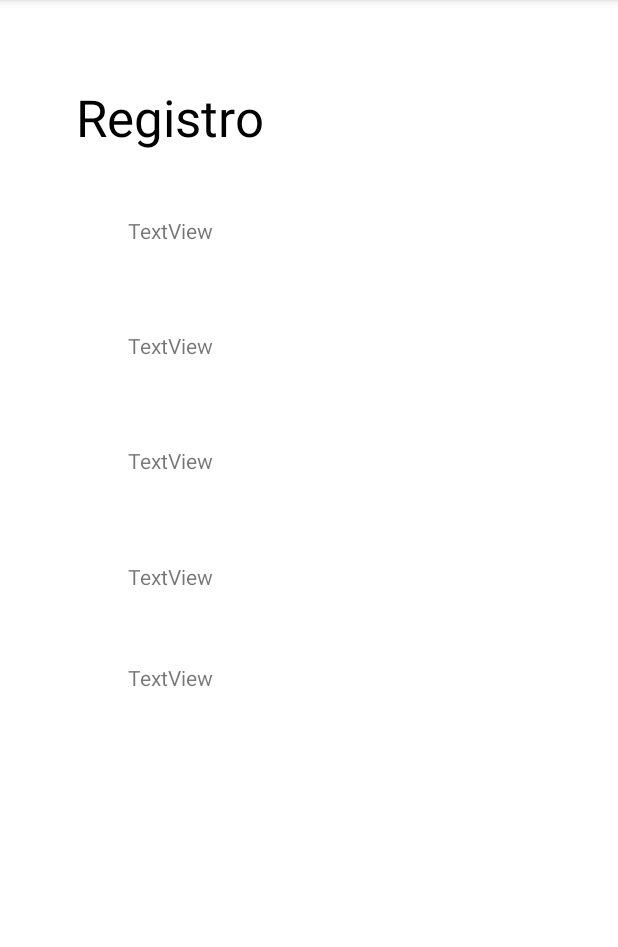
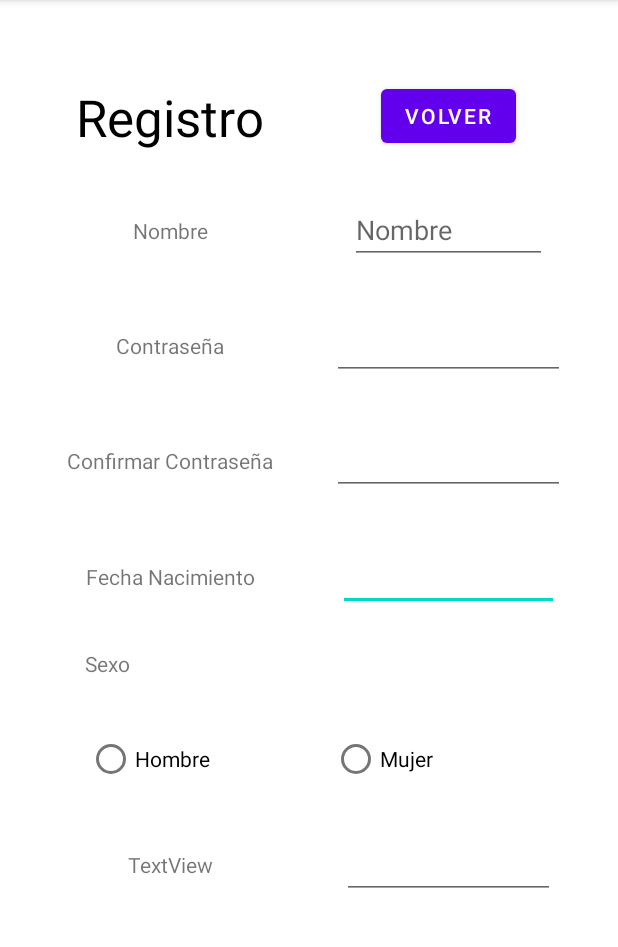
Before and after one commit to dani0214/Spotify-Multimedia-, an Android app: the Registro screen opened directly, with no data from a screen before it, on a phone screen of 412 x 824 dp, the part 84-1031 px from its top. Run offline under Robolectric (Android 15) with nearby library versions, the phone set to English and light mode, and no system bars.

Commit message:
3 Commit

```diff
--- a/app/src/main/java/com/example/sporify/AdminSQL.java
+++ b/app/src/main/java/com/example/sporify/AdminSQL.java
@@ -7,8 +7,6 @@ import android.database.sqlite.SQLiteOpenHelper;
 import androidx.annotation.Nullable;
 
 public class AdminSQL extends SQLiteOpenHelper {
-
-
     public AdminSQL(@Nullable Context context, @Nullable String name, @Nullable SQLiteDatabase.CursorFactory factory, int version) {
         super(context, name, factory, version);
     }
--- a/app/src/main/java/com/example/sporify/MainActivity.java
+++ b/app/src/main/java/com/example/sporify/MainActivity.java
@@ -3,11 +3,17 @@ package com.example.sporify;
 import androidx.appcompat.app.AppCompatActivity;
 
 import android.annotation.SuppressLint;
+import android.app.Activity;
+import android.content.Intent;
+import android.database.sqlite.SQLiteDatabase;
 import android.os.Bundle;
+import android.view.View;
 import android.widget.Button;
 
 public class MainActivity extends AppCompatActivity {
 
+    AdminSQL conexion;
+    SQLiteDatabase BaseDatos;
     private Button login;
     private Button registro;
 
@@ -16,10 +22,21 @@ public class MainActivity extends AppCompatActivity {
     protected void onCreate(Bundle savedInstanceState) {
         super.onCreate(savedInstanceState);
         setContentView(R.layout.activity_main);
+        conexion=new AdminSQL(this, "reproductor", null, 1);
+        BaseDatos = conexion.getWritableDatabase();
+
         login=findViewById(R.id.btLogin);
         registro=findViewById(R.id.btRegistrar);
+        registro.setOnClickListener(new View.OnClickListener() {
+            @Override
+            public void onClick(View v) {
+                ActivityRegistro();
+            }
+        });
+    }
+    public void ActivityRegistro(){
+        Intent registro= new Intent(this, Registro.class);
+        startActivity(registro);
+    }
 
-
-
-    }
 }
--- a/app/src/main/java/com/example/sporify/Registro.java
+++ b/app/src/main/java/com/example/sporify/Registro.java
@@ -2,13 +2,52 @@ package com.example.sporify;
 
 import androidx.appcompat.app.AppCompatActivity;
 
+import android.annotation.SuppressLint;
+import android.database.sqlite.SQLiteDatabase;
 import android.os.Bundle;
+import android.widget.Button;
+import android.widget.TextView;
+import java.util.regex.Matcher;
+import java.util.regex.Pattern;
 
 public class Registro extends AppCompatActivity {
 
+    AdminSQL conexion;
+    SQLiteDatabase BaseDatos;
+    private Button volver;
+
+    TextView textNombre;
+    TextView textPassw;
+    TextView textConfirmarPassw;
+    TextView textEdad;
+    TextView textSexo;
+    TextView textEmail;
+
+    @SuppressLint("MissingInflatedId")
     @Override
     protected void onCreate(Bundle savedInstanceState) {
         super.onCreate(savedInstanceState);
         setContentView(R.layout.activity_registro);
+        conexion=new AdminSQL(this, "reproductor", null, 1);
+        BaseDatos = conexion.getWritableDatabase();
+
+        textNombre=findViewById(R.id.textNombre);
+        textPassw=findViewById(R.id.textPassw);
+        textConfirmarPassw=findViewById(R.id.textConfirmarPassw);
+        textEdad=findViewById(R.id.textEdad);
+        textEmail=findViewById(R.id.textEmail);
+        //textSexo;
+        volver=findViewById(R.id.btVolver);
     }
+
+    public boolean validarForm() {
+        boolean hayError = false;
+        Pattern regexEmail=Pattern.compile("^[_A-Za-z0-9-\\+]+(\\.[_A-Za-z0-9-]+)*@[A-Za-z0-9-]+(\\.[A-Za-z0-9]+)*(\\.[A-Za-z]{2,})$");
+        Matcher matcherEmail=regexEmail.matcher(textEmail.getText().toString());
+
+
+
+        return hayError;
+    }
+
 }
--- a/app/src/main/res/layout/activity_registro.xml
+++ b/app/src/main/res/layout/activity_registro.xml
@@ -26,6 +26,13 @@
         android:layout_height="wrap_content"
         android:orientation="horizontal"
         app:layout_constraintGuide_percent="0.70" />
+
+    <androidx.constraintlayout.widget.Guideline
+        android:id="@+id/guideline28"
+        android:layout_width="wrap_content"
+        android:layout_height="wrap_content"
+        android:orientation="horizontal"
+        app:layout_constraintGuide_percent="0.80" />
 
     <androidx.constraintlayout.widget.Guideline
         android:id="@+id/guideline25"
@@ -122,7 +129,7 @@
         android:id="@+id/textView4"
         android:layout_width="wrap_content"
         android:layout_height="wrap_content"
-        android:text="TextView"
+        android:text="Nombre"
         app:layout_constraintBottom_toTopOf="@+id/guideline20"
         app:layout_constraintEnd_toStartOf="@+id/guideline26"
         app:layout_constraintStart_toStartOf="@+id/guideline16"
@@ -132,7 +139,7 @@
         android:id="@+id/textView5"
         android:layout_width="wrap_content"
         android:layout_height="wrap_content"
-        android:text="TextView"
+        android:text="Contraseña"
         app:layout_constraintBottom_toTopOf="@+id/guideline19"
         app:layout_constraintEnd_toStartOf="@+id/guideline26"
         app:layout_constraintStart_toStartOf="@+id/guideline16"
@@ -142,7 +149,7 @@
         android:id="@+id/textView6"
         android:layout_width="wrap_content"
         android:layout_height="wrap_content"
-        android:text="TextView"
+        android:text="Confirmar Contraseña"
         app:layout_constraintBottom_toTopOf="@+id/guideline21"
         app:layout_constraintEnd_toStartOf="@+id/guideline26"
         app:layout_constraintStart_toStartOf="@+id/guideline16"
@@ -152,7 +159,7 @@
         android:id="@+id/textView7"
         android:layout_width="wrap_content"
         android:layout_height="wrap_content"
-        android:text="TextView"
+        android:text="Fecha Nacimiento"
         app:layout_constraintBottom_toTopOf="@+id/guideline23"
         app:layout_constraintEnd_toStartOf="@+id/guideline26"
         app:layout_constraintStart_toStartOf="@+id/guideline16"
@@ -160,20 +167,114 @@
 
     <TextView
         android:id="@+id/textView8"
+        android:layout_width="111dp"
+        android:layout_height="31dp"
+        android:text="Sexo"
+        app:layout_constraintBottom_toTopOf="@+id/guideline27"
+        app:layout_constraintEnd_toStartOf="@+id/guideline26"
+        app:layout_constraintHorizontal_bias="0.486"
+        app:layout_constraintStart_toStartOf="@+id/guideline16"
+        app:layout_constraintTop_toTopOf="@+id/guideline23"
+        app:layout_constraintVertical_bias="0.375" />
+
+    <EditText
+        android:id="@+id/textEdad"
+        android:layout_width="147dp"
+        android:layout_height="46dp"
+        android:ems="10"
+        android:inputType="date"
+        app:layout_constraintBottom_toTopOf="@+id/guideline23"
+        app:layout_constraintEnd_toStartOf="@+id/guideline17"
+        app:layout_constraintStart_toStartOf="@+id/guideline26"
+        app:layout_constraintTop_toTopOf="@+id/guideline21" />
+
+    <EditText
+        android:id="@+id/textConfirmarPassw"
+        android:layout_width="155dp"
+        android:layout_height="46dp"
+        android:ems="10"
+        android:inputType="textPassword"
+        app:layout_constraintBottom_toTopOf="@+id/guideline21"
+        app:layout_constraintEnd_toStartOf="@+id/guideline17"
+        app:layout_constraintStart_toStartOf="@+id/guideline26"
+        app:layout_constraintTop_toTopOf="@+id/guideline19" />
+
+    <EditText
+        android:id="@+id/textPassw"
+        android:layout_width="155dp"
+        android:layout_height="46dp"
+        android:ems="10"
+        android:inputType="textPassword"
+        app:layout_constraintBottom_toTopOf="@+id/guideline19"
+        app:layout_constraintEnd_toStartOf="@+id/guideline17"
+        app:layout_constraintStart_toStartOf="@+id/guideline26"
+        app:layout_constraintTop_toTopOf="@+id/guideline20" />
+
+    <EditText
+        android:id="@+id/textNombre"
+        android:layout_width="131dp"
+        android:layout_height="44dp"
+        android:ems="10"
+        android:hint="Nombre"
+        android:inputType="textPersonName"
+        app:layout_constraintBottom_toTopOf="@+id/guideline20"
+        app:layout_constraintEnd_toStartOf="@+id/guideline17"
+        app:layout_constraintStart_toStartOf="@+id/guideline26"
+        app:layout_constraintTop_toTopOf="@+id/guideline18" />
+
+    <Button
+        android:id="@+id/btVolver"
+        android:layout_width="wrap_content"
+        android:layout_height="wrap_content"
+        android:text="Volver"
+        app:layout_constraintBottom_toTopOf="@+id/guideline18"
+        app:layout_constraintEnd_toStartOf="@+id/guideline17"
+        app:layout_constraintStart_toStartOf="@+id/guideline26"
+        app:layout_constraintTop_toTopOf="@+id/guideline6" />
+
+    <RadioButton
+        android:id="@+id/radio_mujer"
+        android:layout_width="120sp"
+        android:layout_height="40sp"
+        android:text="Mujer"
+        app:layout_constraintBottom_toTopOf="@+id/guideline24"
+        app:layout_constraintEnd_toStartOf="@+id/guideline17"
+        app:layout_constraintHorizontal_bias="0.23"
+        app:layout_constraintStart_toStartOf="@+id/guideline26"
+        app:layout_constraintTop_toTopOf="@+id/guideline27"
+        app:layout_constraintVertical_bias="0.333" />
+
+    <RadioButton
+        android:id="@+id/radio_pirates"
+        android:layout_width="120sp"
+        android:layout_height="40sp"
+        android:text="Hombre"
+        app:layout_constraintBottom_toTopOf="@+id/guideline24"
+        app:layout_constraintEnd_toStartOf="@+id/guideline26"
+        app:layout_constraintHorizontal_bias="0.569"
+        app:layout_constraintStart_toStartOf="@+id/guideline16"
+        app:layout_constraintTop_toTopOf="@+id/guideline27"
+        app:layout_constraintVertical_bias="0.333" />
+
+    <TextView
+        android:id="@+id/textView9"
         android:layout_width="wrap_content"
         android:layout_height="wrap_content"
         android:text="TextView"
-        app:layout_constraintBottom_toTopOf="@+id/guideline27"
+        app:layout_constraintBottom_toTopOf="@+id/guideline28"
         app:layout_constraintEnd_toStartOf="@+id/guideline26"
         app:layout_constraintStart_toStartOf="@+id/guideline16"
-        app:layout_constraintTop_toTopOf="@+id/guideline23" />
+        app:layout_constraintTop_toTopOf="@+id/guideline24" />
 
-    <RadioGroup
-        android:layout_width="76dp"
-        android:layout_height="22dp"
-        app:layout_constraintBottom_toTopOf="@+id/guideline24"
-        app:layout_constraintEnd_toStartOf="@+id/guideline26"
-        app:layout_constraintStart_toStartOf="@+id/guideline16"
-        app:layout_constraintTop_toTopOf="@+id/guideline27" />
+    <EditText
+        android:id="@+id/textEmail"
+        android:layout_width="142dp"
+        android:layout_height="46dp"
+        android:ems="10"
+        android:inputType="textEmailAddress"
+        app:layout_constraintBottom_toTopOf="@+id/guideline28"
+        app:layout_constraintEnd_toStartOf="@+id/guideline17"
+        app:layout_constraintStart_toStartOf="@+id/guideline26"
+        app:layout_constraintTop_toTopOf="@+id/guideline24" />
 
 </androidx.constraintlayout.widget.ConstraintLayout>
```
